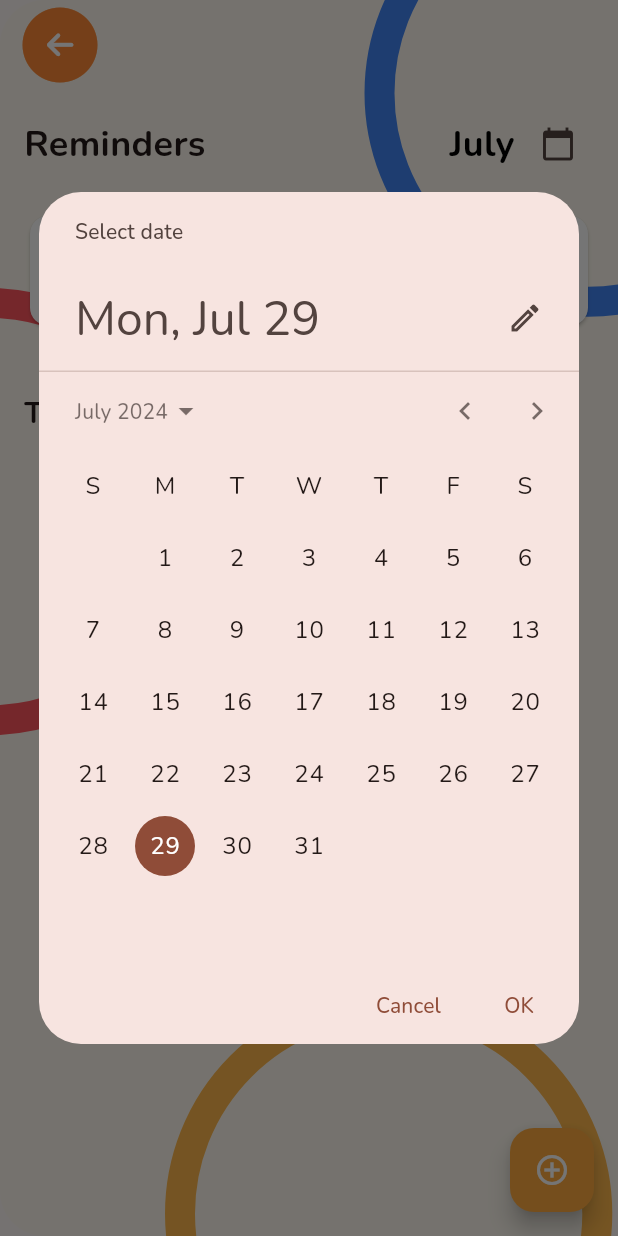
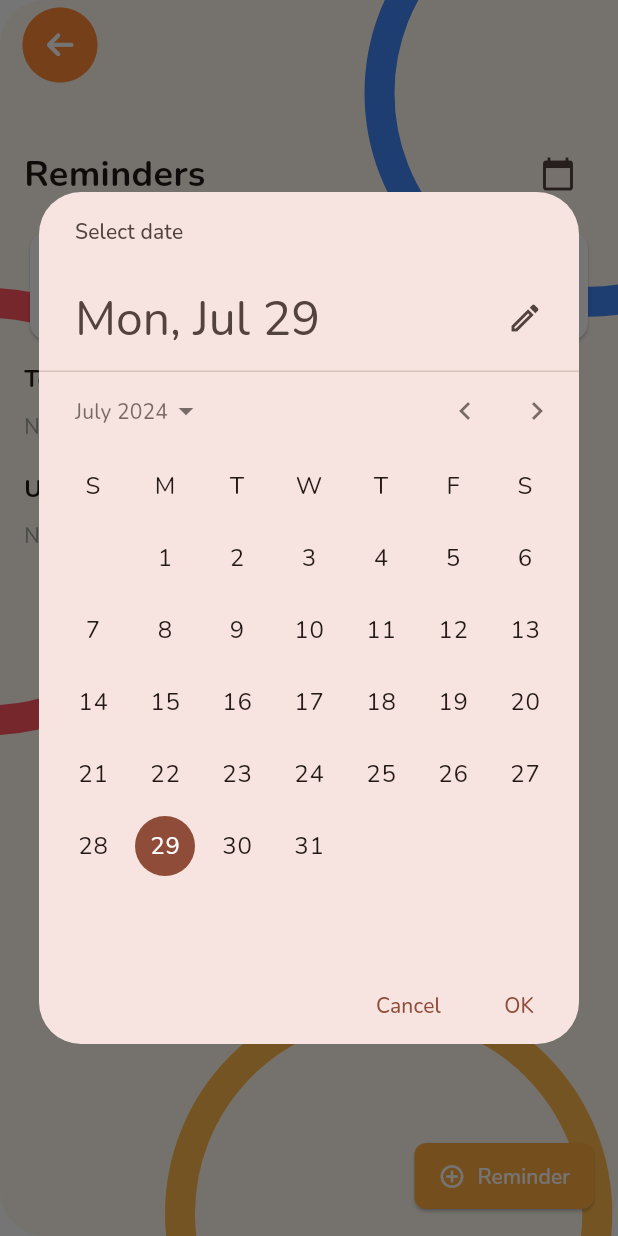
Before and after one commit to KhromeM/meddy, a Flutter app: the ReminderPage screen opened directly, after a tap on the "calendar today" icon, on a phone screen of 412 x 824 dp. Run offline on Flutter 3.47's test engine with Material 3 defaults, Android fonts, the phone set to English and light mode, and no system bars; our stand-ins replace firebase_auth, firebase_core, flutter_markdown, flutter_riverpod, flutter_svg, font_awesome_flutter and 3 more; missing offline and left inert: jumping_dot, record, sound_stream; accounts and stored records are empty; network calls fail.

Commit message:
Reminders almost done, testing + ui left

```diff
--- a/mobile/lib/pages/reminder_page.dart
+++ b/mobile/lib/pages/reminder_page.dart
@@ -4,7 +4,7 @@ import 'package:meddymobile/widgets/main_background.dart';
 import 'package:meddymobile/widgets/backnav_app_bar.dart';
 import 'package:meddymobile/utils/app_colors.dart';
 import 'package:intl/intl.dart';
-import 'package:percent_indicator/percent_indicator.dart';
+import 'package:meddymobile/services/appointment_service.dart';
 
 class ReminderPage extends StatefulWidget {
   const ReminderPage({super.key});
@@ -27,9 +27,40 @@ class _ReminderPageState extends State<ReminderPage> {
   void initState() {
     super.initState();
     _firstName = _authService.getFirstName() ?? 'User';
+    _fetchAppointments();
   }
 
-  void _addReminder(DateTime date, TimeOfDay time) {
+  void _fetchAppointments() async {
+    final service = AppointmentService();
+    try {
+      final appointments = await service.getAppointmentsByDate(
+        DateFormat('yyyy-MM-dd').format(_selectedDate),
+      );
+      // Update _reminders with fetched appointments
+      setState(() {
+        _reminders = appointments
+            .map((app) => {
+                  'date': DateTime.parse(app['date']),
+                  'time': TimeOfDay.fromDateTime(DateTime.parse(app['date'])),
+                  'repeatDays': app['repeatDays'] ?? 'Never',
+                })
+            .toList();
+      });
+    } catch (e) {
+      // Handle error
+      print(e);
+    }
+  }
+
+  void _addReminder(DateTime date, TimeOfDay time) async {
+    final service = AppointmentService();
+    try {
+      await service.createAppointment(
+        date: DateFormat('yyyy-MM-dd').format(date),
+        userId: 'userId', // Replace with actual user ID
+        doctorId: 'doctorId', // Replace with actual doctor ID
+      );
+      // Update UI
       setState(() {
         _reminders.add({
           'date': date,
@@ -40,17 +71,50 @@ class _ReminderPageState extends State<ReminderPage> {
       ScaffoldMessenger.of(context).showSnackBar(
         SnackBar(
           content: Text('Reminder added!'),
-        behavior: SnackBarBehavior.floating, // Makes the Snackbar floating
-        margin: EdgeInsets.symmetric(
-            horizontal: 16, vertical: 20), // Adds padding around the Snackbar
+          behavior: SnackBarBehavior.floating,
+          margin: EdgeInsets.symmetric(horizontal: 16, vertical: 20),
           shape: RoundedRectangleBorder(borderRadius: BorderRadius.circular(8)),
         ),
       );
+    } catch (e) {
+      // Handle error
+      print(e);
+    }
   }
 
-  void _removeReminder(int index) {
+  void _removeReminder(int index) async {
+    final service = AppointmentService();
+    try {
+      await service.deleteAppointment(_reminders[index]['id']);
       setState(() {
         _reminders.removeAt(index);
+      });
+    } catch (e) {
+      // Handle error
+      print(e);
+    }
+  }
+
+  void _updateReminder(
+      String appointmentId, DateTime date, TimeOfDay time) async {
+    final service = AppointmentService();
+    try {
+      await service.updateAppointment(
+        appointmentId: appointmentId,
+        date: DateFormat('yyyy-MM-dd').format(date),
+        userId: 'userId', // Replace with actual user ID
+        doctorId: 'doctorId', // Replace with actual doctor ID
+      );
+      // Update UI if needed
+    } catch (e) {
+      // Handle error
+      print(e);
+    }
+  }
+
+  void _updateSelectedDate(DateTime date) {
+    setState(() {
+      _selectedDate = date;
     });
   }
 
@@ -118,6 +182,12 @@ class _ReminderPageState extends State<ReminderPage> {
                       ],
                     ),
                     Divider(),
+                    TextFormField(
+                      initialValue: 'New Reminder',
+                      decoration: InputDecoration(
+                        labelText: 'Reminder Title',
+                      ),
+                    ),
                     SwitchListTile(
                       title: Text('Date'),
                       value: _showDatePicker,
@@ -312,8 +382,23 @@ class _ReminderPageState extends State<ReminderPage> {
 
   @override
   Widget build(BuildContext context) {
-    return Scaffold(
-      body: Stack(
+    DateTime today = DateTime.now();
+    List<Map<String, dynamic>> todaysReminders = _reminders
+        .where((reminder) =>
+            reminder['date'].year == _selectedDate.year &&
+            reminder['date'].month == _selectedDate.month &&
+            reminder['date'].day == _selectedDate.day)
+        .toList();
+
+    List<Map<String, dynamic>> futureReminders = _reminders
+        .where((reminder) =>
+            reminder['date'].isAfter(_selectedDate) ||
+            (reminder['date'].year == _selectedDate.year &&
+                reminder['date'].month == _selectedDate.month &&
+                reminder['date'].day > _selectedDate.day))
+        .toList();
+
+    return Stack(
       children: [
         MainBackground(),
         Scaffold(
@@ -325,105 +410,124 @@ class _ReminderPageState extends State<ReminderPage> {
               child: Column(
                 crossAxisAlignment: CrossAxisAlignment.start,
                 children: [
+                  SizedBox(height: 20),
                   Row(
                     mainAxisAlignment: MainAxisAlignment.spaceBetween,
                     children: [
                       Text(
-                          "Reminders",
+                        'Reminders',
                         style: TextStyle(
                           fontSize: 24,
                           fontWeight: FontWeight.bold,
                         ),
                       ),
+                      IconButton(
+                        icon: Icon(Icons.calendar_today, size: 24.0),
+                        onPressed: () async {
+                          DateTime? selectedDate = await showDatePicker(
+                            context: context,
+                            initialDate: _selectedDate,
+                            firstDate: DateTime(2000),
+                            lastDate: DateTime(2101),
+                          );
+                          if (selectedDate != null) {
+                            _updateSelectedDate(selectedDate);
+                          }
+                        },
+                      ),
+                    ],
+                  ),
+                  SizedBox(height: 10),
                   Row(
-                          children: [
-                            Padding(
-                              padding: const EdgeInsets.only(
-                                  right: 5), // Adjust padding here
-                              child: Text(
-                                DateFormat.MMMM().format(_selectedDate),
+                    children: _buildDateCards(),
+                  ),
+                  SizedBox(height: 10),
+// Today's Reminders Section
+                  Text(
+                    'Today\'s Reminders',
                     style: TextStyle(
-                                  fontSize: 24,
+                      fontSize: 16,
                       fontWeight: FontWeight.bold,
-                                  color: Colors.black,
+                    ),
+                  ),
+                  SizedBox(height: 10),
+                  if (todaysReminders.isNotEmpty) ...[
+                    ...todaysReminders.map((reminder) {
+                      return ListTile(
+                        title: Text(
+                          'Reminder at ${DateFormat.jm().format(DateTime(
+                            reminder['date'].year,
+                            reminder['date'].month,
+                            reminder['date'].day,
+                            reminder['time'].hour,
+                            reminder['time'].minute,
+                          ))}',
+                          style: TextStyle(color: Colors.blue),
+                        ),
+                        trailing: IconButton(
+                          icon: Icon(Icons.delete, color: Colors.red),
+                          onPressed: () =>
+                              _removeReminder(_reminders.indexOf(reminder)),
+                        ),
+                      );
+                    }).toList(),
+                  ] else ...[
+                    Text('No reminders!', style: TextStyle(color: Colors.grey)),
+                  ],
+                  SizedBox(height: 20),
+// Upcoming Reminders Section
+                  Text(
+                    'Upcoming Reminders',
+                    style: TextStyle(
+                      fontSize: 16,
+                      fontWeight: FontWeight.bold,
+                    ),
+                  ),
+                  SizedBox(height: 10),
+                  if (futureReminders.isNotEmpty) ...[
+                    ...futureReminders.map((reminder) {
+                      return ListTile(
+                        title: Text(
+                          'Reminder on ${DateFormat.yMMMd().format(reminder['date'])} at ${reminder['time'].format(context)}',
+                          style: TextStyle(color: Colors.blue),
+                        ),
+                        trailing: IconButton(
+                          icon: Icon(Icons.delete, color: Colors.red),
+                          onPressed: () =>
+                              _removeReminder(_reminders.indexOf(reminder)),
+                        ),
+                      );
+                    }).toList(),
+                  ] else ...[
+                    Text('No reminders!', style: TextStyle(color: Colors.grey)),
+                  ],
+                ],
               ),
             ),
           ),
-                            IconButton(
-                              icon: Icon(Icons.calendar_today),
-                              onPressed: () => _selectDate(context),
+          floatingActionButton: ElevatedButton(
+            style: ElevatedButton.styleFrom(
+              padding: EdgeInsets.symmetric(horizontal: 16, vertical: 12),
+              shape: RoundedRectangleBorder(
+                borderRadius: BorderRadius.circular(8),
               ),
-                          ],
+              backgroundColor: Colors.orangeAccent,
             ),
-                      ],
-                    ),
-                    SizedBox(height: 20),
-                    Row(
-                      mainAxisAlignment: MainAxisAlignment.spaceEvenly,
-                      children: _buildDateCards(),
-                    ),
-                    SizedBox(height: 40),
-                    Row(
-                      mainAxisAlignment: MainAxisAlignment.spaceBetween,
+            onPressed: _showAddReminderBottomSheet,
+            child: Row(
+              mainAxisSize: MainAxisSize.min,
               children: [
+                Icon(Icons.add_circle_outline, color: Colors.white),
+                SizedBox(width: 8),
                 Text(
-                          'Tasks',
-                          style: TextStyle(
-                            fontSize: 20,
-                            fontWeight: FontWeight.bold,
-                          ),
-                        ),
-                      ],
-                    ),
-                    SizedBox(height: 20),
-                    Column(
-                      children: _reminders.map((reminder) {
-                        return Card(
-                          margin: EdgeInsets.symmetric(vertical: 8),
-                          child: ListTile(
-                            contentPadding: EdgeInsets.all(16),
-                            title: Text(
-                              '${DateFormat.yMd().format(reminder['date'])} at ${reminder['time'].format(context)}',
-                              style: TextStyle(fontSize: 16),
-                            ),
-                            subtitle: Text('Repeat: ${reminder['repeatDays']}'),
-                            trailing: IconButton(
-                              icon: Icon(Icons.delete, color: Colors.red),
-                              onPressed: () {
-                                _removeReminder(_reminders.indexOf(reminder));
-                              },
-                            ),
-                          ),
-                        );
-                      }).toList(),
+                  'Reminder',
+                  style: TextStyle(color: Colors.white),
                 ),
               ],
             ),
           ),
         ),
-          ),
       ],
-      ),
-      floatingActionButton: FloatingActionButton(
-        onPressed: _showAddReminderBottomSheet,
-        child: Icon(Icons.add_circle_outline, color: Colors.white),
-        backgroundColor: Colors.orangeAccent,
-        tooltip: 'Add Reminder',
-      ),
     );
   }
-
-  Future<void> _selectDate(BuildContext context) async {
-    final DateTime? picked = await showDatePicker(
-      context: context,
-      initialDate: _selectedDate,
-      firstDate: DateTime(2000),
-      lastDate: DateTime(2101),
-    );
-    if (picked != null && picked != _selectedDate) {
-      setState(() {
-        _selectedDate = picked;
-      });
 }
-  }
-}
```
Also changed, not shown: mobile/lib/services/appointment_service.dart (added, +109 -0 lines). Lines whose indentation alone changed are shown as unchanged.
